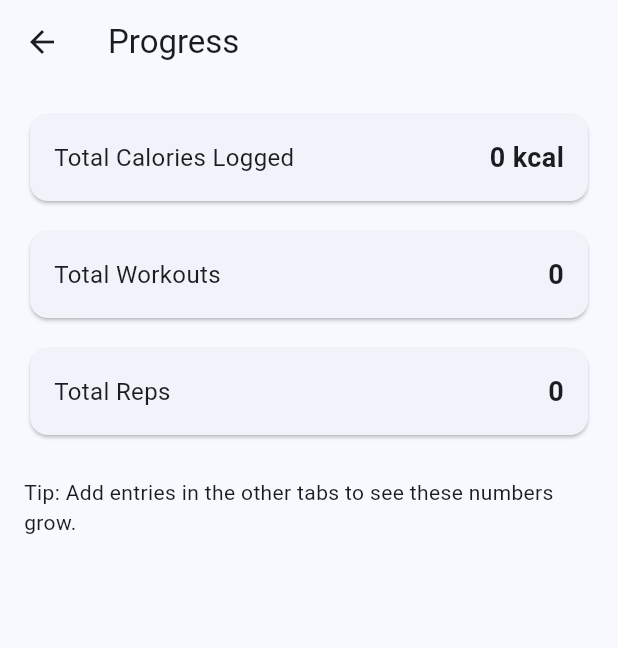
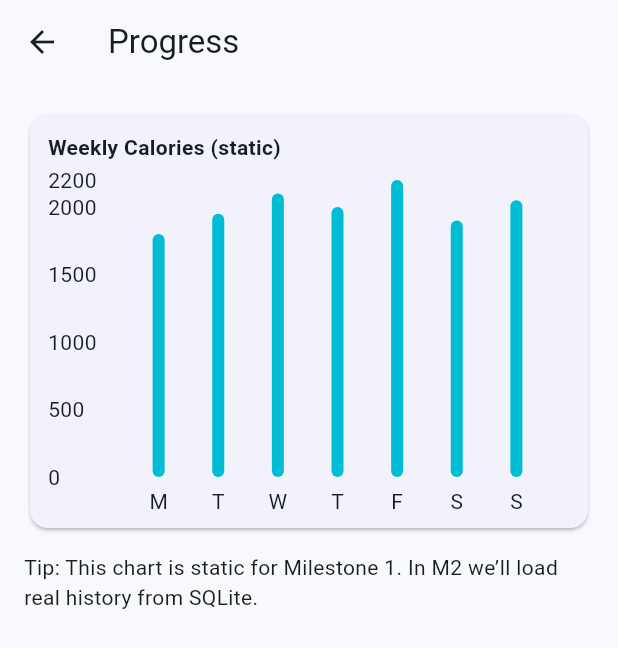
Before and after one commit to zrahagtaes/project1mad, a Flutter app: the screen it shows after launch, after a tap on "Progress", on a phone screen of 412 x 824 dp. Shown: the top 648 px of the screen. Run offline on Flutter 3.47's test engine with Material 3 defaults, Android fonts, the phone set to English and light mode, and no system bars; drawn by our look-alikes of fl_chart; our stand-ins replace shared_preferences.

Commit message:
added preset routines and the progress with static data chart

```diff
--- a/lib/screens/home_screen.dart
+++ b/lib/screens/home_screen.dart
@@ -3,6 +3,7 @@ import 'package:flutter/material.dart';
 import 'calorie_log_screen.dart';
 import 'workout_log_screen.dart';
 import 'progress_screen.dart';
+import 'preset_routines_screen.dart';
 
 class HomeScreen extends StatelessWidget {
   const HomeScreen({super.key});
@@ -38,6 +39,14 @@ class HomeScreen extends StatelessWidget {
                 MaterialPageRoute(builder: (_) => const ProgressScreen()),
               ),
             ),
+            const SizedBox(height: 12),
+            _NavButton(
+              text: 'Preset Routines',
+              onTap: () => Navigator.push(
+                context,
+                MaterialPageRoute(builder: (_) => const PresetRoutinesScreen()),
+              ),
+            ),
           ],
         ),
       ),
--- a/lib/screens/progress_screen.dart
+++ b/lib/screens/progress_screen.dart
@@ -1,59 +1,91 @@
-// lib/screens/progress_screen.dart
+//chart showing weekly calorie processing. milestone 2 will addd real data from sqlite. will also add workouts possibly
+
 import 'package:flutter/material.dart';
-import '../services/storage_service.dart';
-import '../models/calorie_entry.dart';
-import '../models/workout_entry.dart';
+import 'package:fl_chart/fl_chart.dart';
 
-class ProgressScreen extends StatefulWidget {
+class ProgressScreen extends StatelessWidget {
   const ProgressScreen({super.key});
 
-  @override
-  State<ProgressScreen> createState() => _ProgressScreenState();
-}
-
-class _ProgressScreenState extends State<ProgressScreen> {
-  final _service = StorageService();
-  List<CalorieEntry> _cals = [];
-  List<WorkoutEntry> _wos = [];
-
-  @override
-  void initState() {
-    super.initState();
-    _load();
-  }
-
-  Future<void> _load() async {
-    final c = await _service.loadCalories();
-    final w = await _service.loadWorkouts();
-    setState(() {
-      _cals = c;
-      _wos = w;
+  // Static data for Milestone 1
+  List<BarChartGroupData> _weeklyCalories() {
+    // Mon..Sun calories (static example)
+    final values = [1800, 1950, 2100, 2000, 2200, 1900, 2050];
+    return List.generate(values.length, (i) {
+      return BarChartGroupData(
+        x: i,
+        barRods: [BarChartRodData(toY: values[i].toDouble())],
+      );
     });
   }
 
-  int get totalCalories => _cals.fold(0, (a, b) => a + b.calories);
-  int get totalWorkouts => _wos.length;
-  int get totalReps => _wos.fold(0, (a, b) => a + b.reps);
-
   @override
   Widget build(BuildContext context) {
+    final days = ['M', 'T', 'W', 'T', 'F', 'S', 'S'];
     return Scaffold(
       appBar: AppBar(title: const Text('Progress')),
       body: Padding(
         padding: const EdgeInsets.all(16),
         child: Column(
           children: [
-            _StatCard(
-              title: 'Total Calories Logged',
-              value: '$totalCalories kcal',
+            Card(
+              child: Padding(
+                padding: const EdgeInsets.all(12),
+                child: Column(
+                  crossAxisAlignment: CrossAxisAlignment.start,
+                  children: [
+                    const Text(
+                      'Weekly Calories (static)',
+                      style: TextStyle(fontWeight: FontWeight.bold),
+                    ),
+                    const SizedBox(height: 12),
+                    SizedBox(
+                      height: 220,
+                      child: BarChart(
+                        BarChartData(
+                          barGroups: _weeklyCalories(),
+                          borderData: FlBorderData(show: false),
+                          gridData: const FlGridData(show: false),
+                          titlesData: FlTitlesData(
+                            rightTitles: const AxisTitles(
+                              sideTitles: SideTitles(showTitles: false),
+                            ),
+                            topTitles: const AxisTitles(
+                              sideTitles: SideTitles(showTitles: false),
+                            ),
+                            leftTitles: AxisTitles(
+                              sideTitles: SideTitles(
+                                showTitles: true,
+                                reservedSize: 38,
+                                interval: 500,
+                                getTitlesWidget: (v, meta) =>
+                                    Text(v.toInt().toString()),
+                              ),
+                            ),
+                            bottomTitles: AxisTitles(
+                              sideTitles: SideTitles(
+                                showTitles: true,
+                                getTitlesWidget: (v, meta) {
+                                  final i = v.toInt();
+                                  return Padding(
+                                    padding: const EdgeInsets.only(top: 6),
+                                    child: Text(
+                                      i >= 0 && i < days.length ? days[i] : '',
+                                    ),
+                                  );
+                                },
+                              ),
+                            ),
+                          ),
+                        ),
+                      ),
+                    ),
+                  ],
+                ),
+              ),
             ),
             const SizedBox(height: 12),
-            _StatCard(title: 'Total Workouts', value: '$totalWorkouts'),
-            const SizedBox(height: 12),
-            _StatCard(title: 'Total Reps', value: '$totalReps'),
-            const SizedBox(height: 24),
             const Text(
-              'Tip: Add entries in the other tabs to see these numbers grow.',
+              'Tip: This chart is static for Milestone 1. In M2 we’ll load real history from SQLite.',
             ),
           ],
         ),
@@ -61,27 +93,3 @@ class _ProgressScreenState extends State<ProgressScreen> {
     );
   }
 }
-
-class _StatCard extends StatelessWidget {
-  final String title;
-  final String value;
-  const _StatCard({required this.title, required this.value});
-
-  @override
-  Widget build(BuildContext context) {
-    return Card(
-      child: Padding(
-        padding: const EdgeInsets.all(16),
-        child: Row(
-          children: [
-            Expanded(child: Text(title, style: const TextStyle(fontSize: 16))),
-            Text(
-              value,
-              style: const TextStyle(fontSize: 18, fontWeight: FontWeight.bold),
-            ),
-          ],
-        ),
-      ),
-    );
-  }
-}
--- a/pubspec.yaml
+++ b/pubspec.yaml
@@ -31,6 +31,7 @@ dependencies:
   flutter:
     sdk: flutter
   shared_preferences: ^2.2.2
+  fl_chart: ^0.66.0
   # The following adds the Cupertino Icons font to your application.
   # Use with the CupertinoIcons class for iOS style icons.
   cupertino_icons: ^1.0.8
```
Also changed, not shown: lib/screens/calorie_log_screen.dart (+52 -37 lines), lib/screens/preset_routines_screen.dart (added, +150 -0 lines), lib/screens/workout_log_screen.dart (+85 -48 lines), pubspec.lock.
